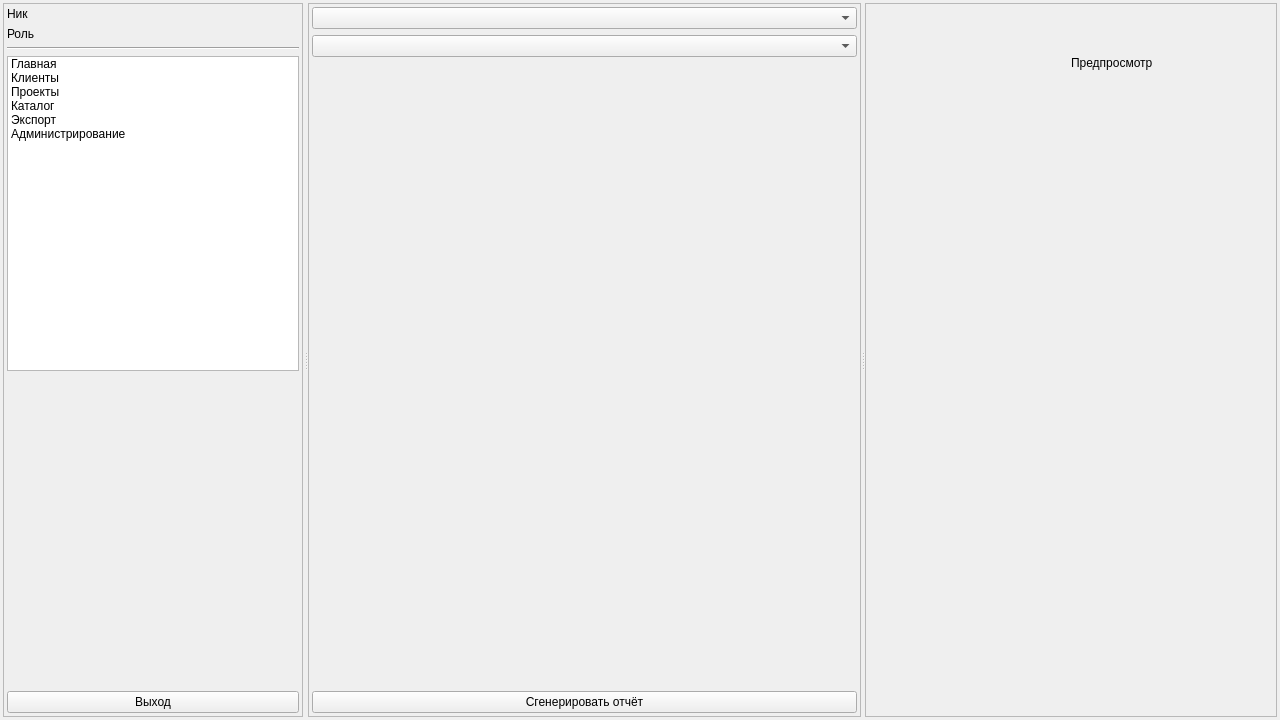
The window that mainwidget.ui (Dimand04/dp_isaeva) describes before a commit, drawn with Qt 5.
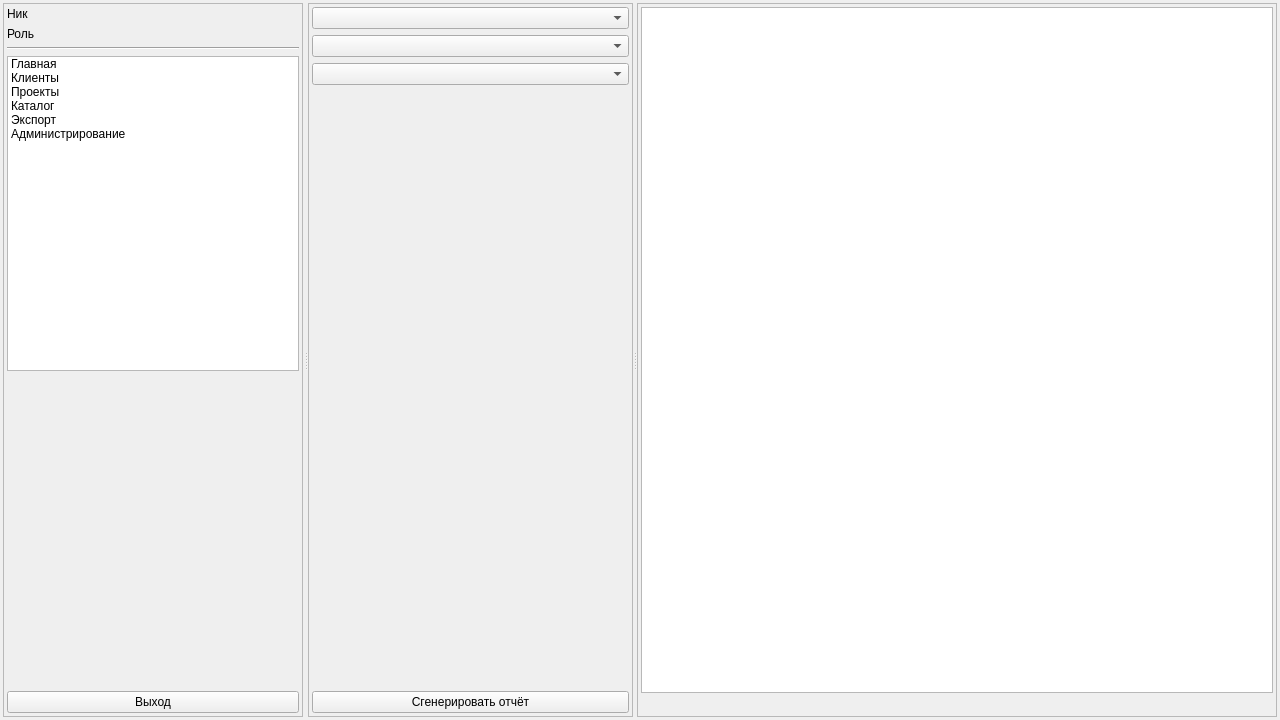
The same window after the commit. The open tabs and pages were chosen to show the change.

Diff of the .ui file:
```diff
--- a/mainwidget.ui
+++ b/mainwidget.ui
@@ -1269,7 +1269,10 @@
             <property name="bottomMargin">
              <number>3</number>
             </property>
-            <item row="3" column="0">
+            <item row="1" column="0">
+             <widget class="QComboBox" name="cb_export_file_type"/>
+            </item>
+            <item row="4" column="0">
              <widget class="QPushButton" name="pushButton_8">
               <property name="text">
                <string>Сгенерировать отчёт</string>
@@ -1279,10 +1282,7 @@
             <item row="0" column="0">
              <widget class="QComboBox" name="comboBox_4"/>
             </item>
-            <item row="1" column="0">
-             <widget class="QComboBox" name="comboBox_5"/>
-            </item>
-            <item row="2" column="0">
+            <item row="3" column="0">
              <spacer name="verticalSpacer_3">
               <property name="orientation">
                <enum>Qt::Orientation::Vertical</enum>
@@ -1295,6 +1295,9 @@
               </property>
              </spacer>
             </item>
+            <item row="2" column="0">
+             <widget class="QComboBox" name="cb_export_format"/>
+            </item>
            </layout>
           </widget>
           <widget class="QFrame" name="frame_9">
@@ -1304,19 +1307,30 @@
            <property name="frameShadow">
             <enum>QFrame::Shadow::Raised</enum>
            </property>
-           <widget class="QLabel" name="label_21">
-            <property name="geometry">
-             <rect>
-              <x>206</x>
-              <y>50</y>
-              <width>109</width>
-              <height>20</height>
-             </rect>
+           <layout class="QGridLayout" name="gridLayout_37">
+            <property name="leftMargin">
+             <number>3</number>
             </property>
-            <property name="text">
-             <string>Предпросмотр</string>
+            <property name="topMargin">
+             <number>3</number>
             </property>
-           </widget>
+            <property name="rightMargin">
+             <number>3</number>
+            </property>
+            <property name="bottomMargin">
+             <number>3</number>
+            </property>
+            <item row="0" column="0">
+             <widget class="QTableWidget" name="tw_report_data"/>
+            </item>
+            <item row="1" column="0">
+             <widget class="QLabel" name="lb_total_info">
+              <property name="text">
+               <string/>
+              </property>
+             </widget>
+            </item>
+           </layout>
           </widget>
          </widget>
         </item>
```
Left out of the diff: 148 changed lines with no effect on the pictures.
